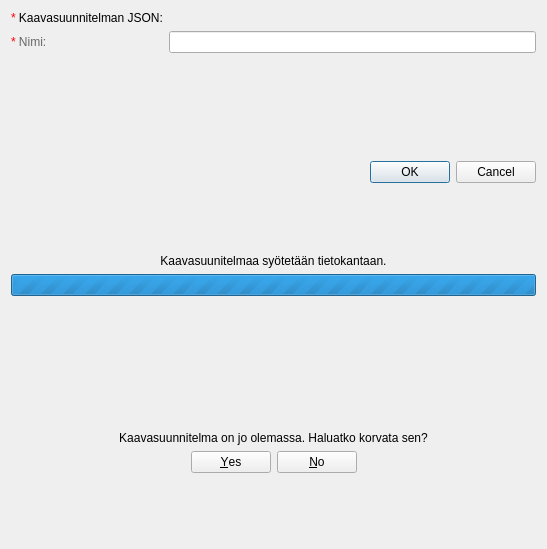
Qt form arho_feature_template/gui/dialogs/import_plan_form.ui (GispoCoding/arho-qgis-plugin) before a commit.
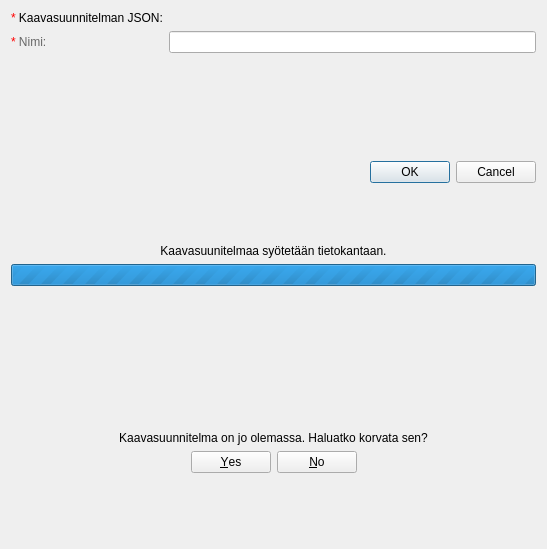
The same form after that commit. Custom widgets are drawn as their Qt base class.

Commit message: Show the job status in the import, copy and post dialogs and keep them open while it runs

Patch:
```diff
--- a/arho_feature_template/gui/dialogs/import_plan_form.ui
+++ b/arho_feature_template/gui/dialogs/import_plan_form.ui
@@ -146,6 +146,13 @@
         </property>
        </widget>
       </item>
+      <item>
+       <widget class="QLabel" name="label_job_status">
+        <property name="alignment">
+         <set>Qt::AlignCenter</set>
+        </property>
+       </widget>
+      </item>
       <item>
        <spacer name="verticalSpacer_3">
         <property name="orientation">
```
The commit also changes 10 other files.
